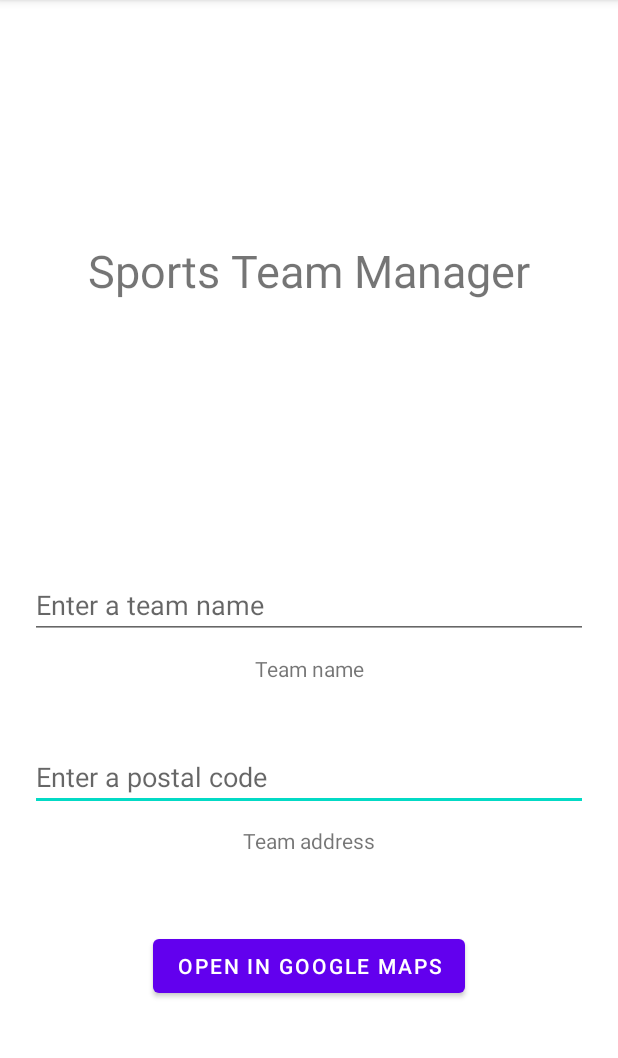
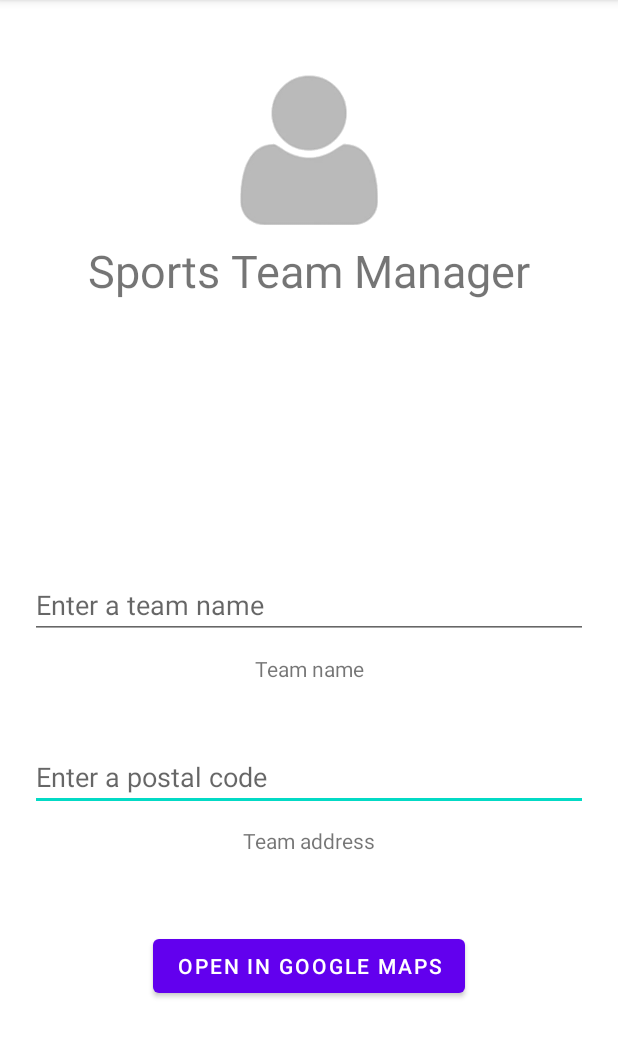
Before and after one commit to AmyLDunn/Lab02, an Android app: the screen it shows after launch (MainActivity), on a phone screen of 412 x 824 dp, the part 84-1142 px from its top. Run offline under Robolectric (Android 15) with nearby library versions, the phone set to English and light mode, and no system bars.

Commit message:
Added the drawables for the icons and set the default image

```diff
--- a/app/src/main/res/layout/activity_main.xml
+++ b/app/src/main/res/layout/activity_main.xml
@@ -14,7 +14,7 @@
         app:layout_constraintEnd_toEndOf="parent"
         app:layout_constraintStart_toStartOf="parent"
         app:layout_constraintTop_toTopOf="parent"
-        tools:srcCompat="@tools:sample/avatars" />
+        android:src="@drawable/icon_empty" />
 
     <TextView
         android:id="@+id/textView"
```
Also changed, not shown: app/src/main/res/drawable-v24/icon_00.png (added), app/src/main/res/drawable-v24/icon_01.png (added), app/src/main/res/drawable-v24/icon_02.png (added), app/src/main/res/drawable-v24/icon_03.png (added), app/src/main/res/drawable-v24/icon_04.png (added), app/src/main/res/drawable-v24/icon_05.png (added), app/src/main/res/drawable-v24/icon_06.png (added), app/src/main/res/drawable-v24/icon_07.png (added), app/src/main/res/drawable-v24/icon_08.png (added), app/src/main/res/drawable-v24/icon_empty.png (added).
